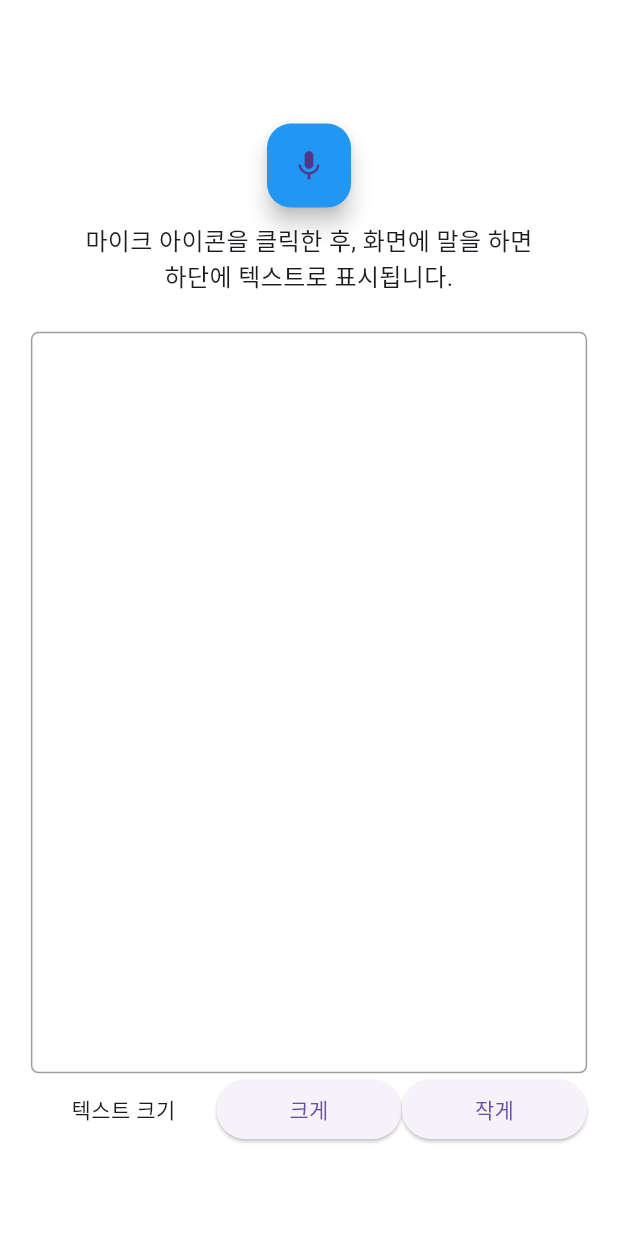
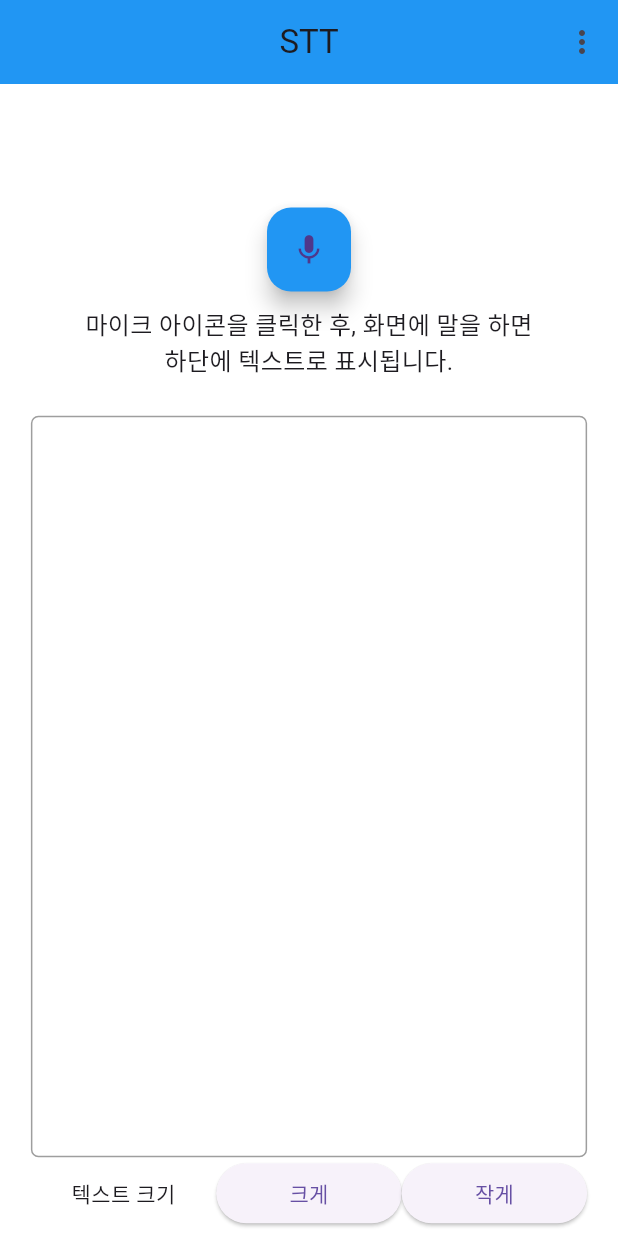
Before and after one commit to sorongosdev/Soritguel, a Flutter app: the screen it shows after launch, on a phone screen of 412 x 824 dp. Run offline on Flutter 3.47's test engine with Material 3 defaults, Android fonts, the phone set to English and light mode, and no system bars.

Commit message:
앱바 UI

```diff
--- a/lib/main.dart
+++ b/lib/main.dart
@@ -31,6 +31,20 @@ class MyWidget extends StatelessWidget {
         MediaQuery.of(context).size.width * 0.05; // 화면 너비의 10%를 마진으로 설정
 
     return Scaffold(
+      // 앱바
+      appBar: AppBar(
+        title: Text('STT'),
+        centerTitle: true,
+        backgroundColor: Colors.blue,
+        actions: <Widget>[
+          IconButton(
+            icon: Icon(Icons.more_vert),
+            onPressed: () {
+              // 더보기 버튼이 눌렸을 때
+            },
+          ),
+        ],
+      ),
       backgroundColor: Colors.white,
       body: Column(
         mainAxisAlignment: MainAxisAlignment.start,
```
